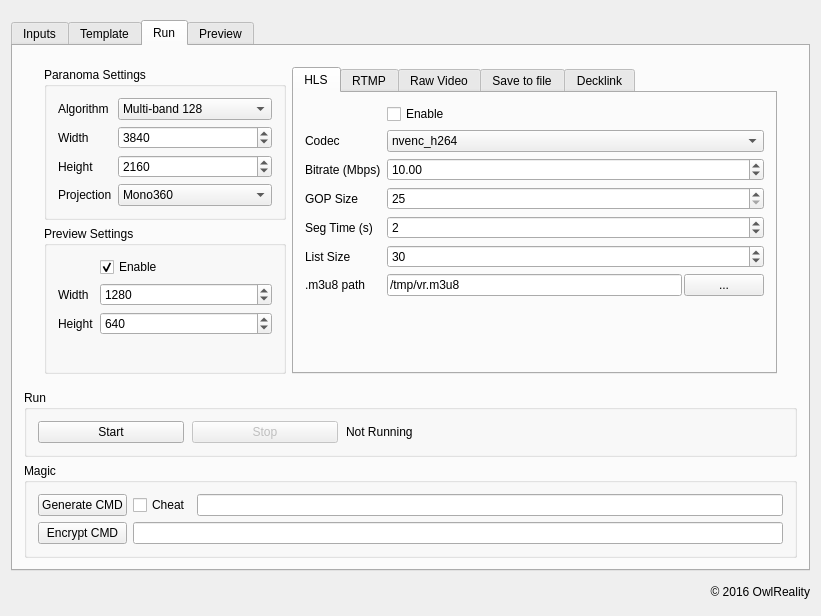
blahgeek/OpenCV-octVR, file apps/livestitching/mainwindow.ui: the form before one commit.
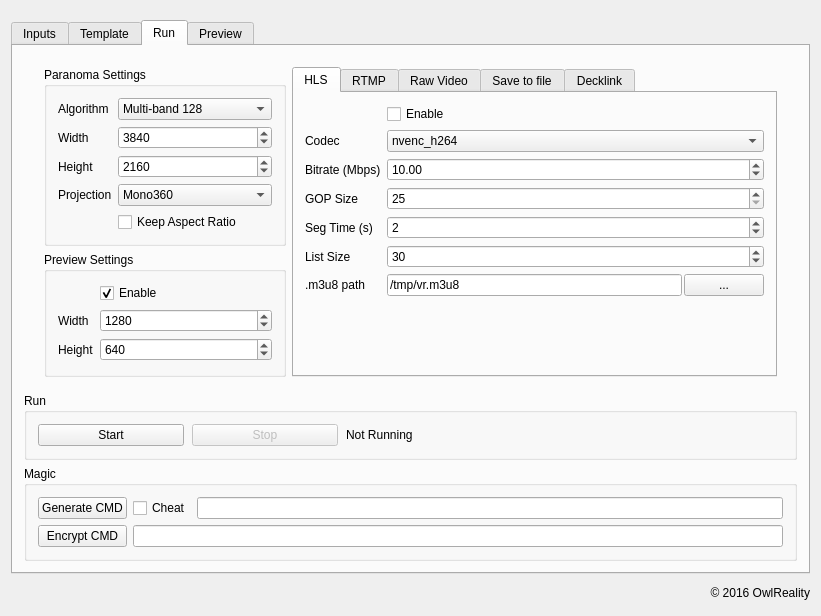
The form after the commit. The open tabs and pages were chosen to show the change.

Commit message: support `keep aspect ratio`

Patch:
```diff
--- a/apps/livestitching/mainwindow.ui
+++ b/apps/livestitching/mainwindow.ui
@@ -471,6 +471,13 @@
                  </item>
                 </widget>
                </item>
+               <item row="4" column="1">
+                <widget class="QCheckBox" name="paranoma_keep_aspect_ratio">
+                 <property name="text">
+                  <string>Keep Aspect Ratio</string>
+                 </property>
+                </widget>
+               </item>
               </layout>
               <zorder>paranoma_width</zorder>
               <zorder>paranoma_algorithm</zorder>
```
Left out of the diff: 1 changed line with no effect on the pictures. The commit also changes 4 other files.
